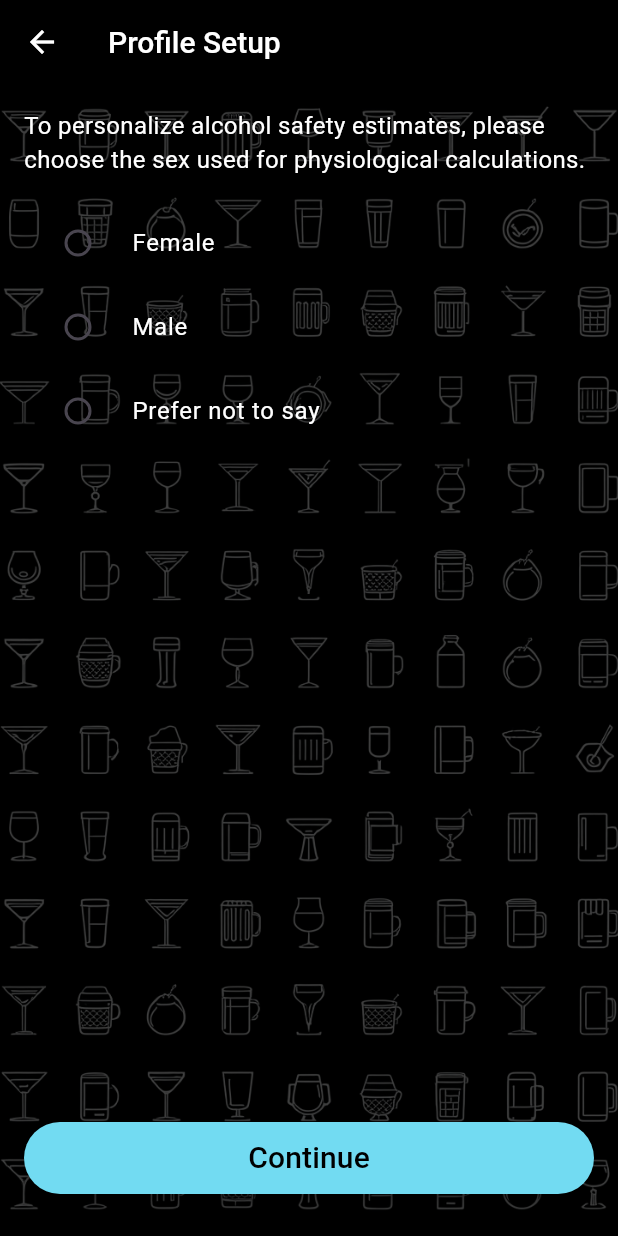
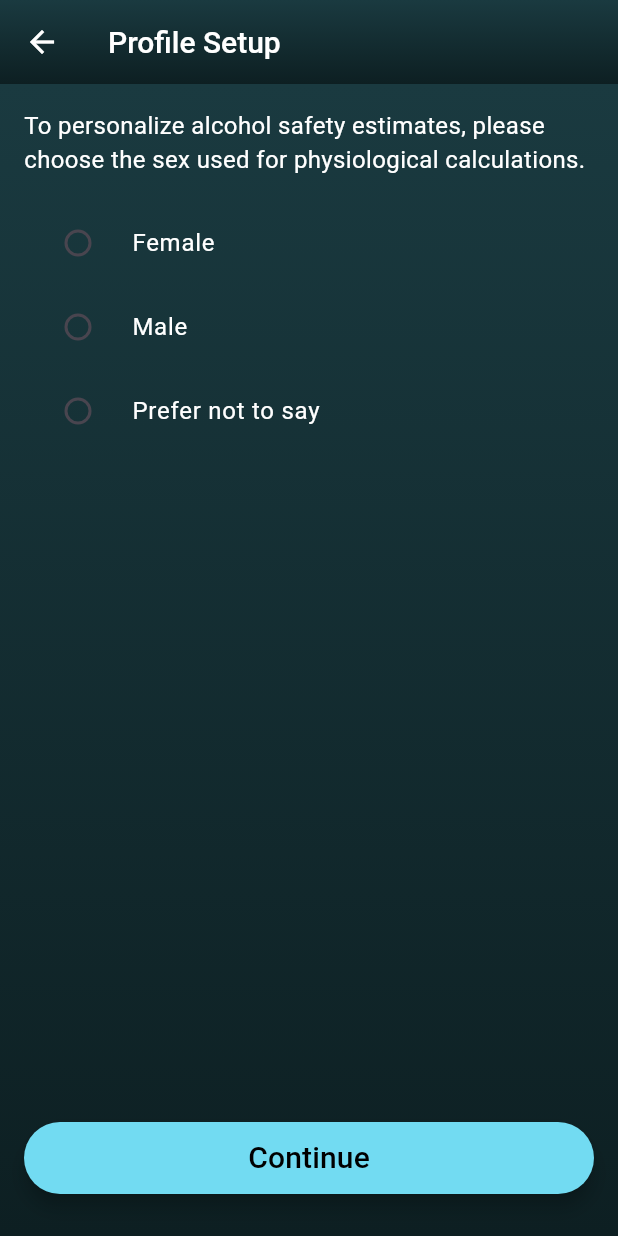
Before and after one commit to torbenmueller/soberly, a Flutter app: the ProfileSetupScreen screen opened by its route, on a phone screen of 412 x 824 dp. Run offline on Flutter 3.47's test engine with Material 3 defaults, Android fonts, the light colour scheme and no system bars; our stand-ins replace cloud_firestore, firebase_auth, firebase_core, loading_overlay; accounts and stored records are empty.

Commit message:
Added a custom appbar widget

```diff
--- a/lib/constants.dart
+++ b/lib/constants.dart
@@ -3,9 +3,8 @@ import 'package:flutter/material.dart';
 const kPrimaryColor = Color(0xff72DBF2);
 const kSecondaryTextColor = Color(0xff757575);
 
-const kAppBackgroundImagePath = 'images/soberly_background_2.jpg';
-const kAppBackgroundOpacity = 0.25;
-const kAppBackgroundBaseColor = Colors.black;
+const kAppBackgroundBaseColor = Color(0xff0d1f22);
+const kAppBackgroundGradient = [Color(0xff1a3a40), Color(0xff0d1f22)];
 
 const kEdgeInsetsAll = EdgeInsets.all(16);
 const kEdgeInsetsSymmetricHorizontal = EdgeInsets.symmetric(horizontal: 24);
--- a/lib/main.dart
+++ b/lib/main.dart
@@ -32,7 +32,6 @@ class Soberly extends StatelessWidget {
           },
         ),
         appBarTheme: const AppBarTheme(
-          backgroundColor: Colors.black,
           foregroundColor: Colors.white,
           iconTheme: IconThemeData(color: Colors.white),
           actionsIconTheme: IconThemeData(color: Colors.white),
--- a/lib/screens/profile_setup_screen.dart
+++ b/lib/screens/profile_setup_screen.dart
@@ -7,6 +7,7 @@ import 'package:soberly/services/user_profile_repository.dart';
 import 'package:soberly/components/app_button.dart';
 import 'package:soberly/constants.dart';
 import 'package:soberly/widgets/app_background.dart';
+import 'package:soberly/widgets/soberly_app_bar.dart';
 
 class ProfileSetupScreen extends StatefulWidget {
   static const String id = 'profile_setup_screen';
@@ -116,7 +117,7 @@ class _ProfileSetupScreenState extends State<ProfileSetupScreen> {
   @override
   Widget build(BuildContext context) {
     return Scaffold(
-      appBar: AppBar(
+      appBar: SoberlyAppBar(
         title: Text(_isOpenedFromSettings ? 'Edit Profile' : 'Profile Setup'),
       ),
       body: AppBackground(
--- a/lib/screens/tracking_screen.dart
+++ b/lib/screens/tracking_screen.dart
@@ -6,6 +6,7 @@ import 'package:soberly/widgets/tracking/add_new_drink.dart';
 import 'package:soberly/widgets/tracking/tracking_entries_section.dart';
 import 'package:soberly/constants.dart';
 import 'package:soberly/widgets/app_background.dart';
+import 'package:soberly/widgets/soberly_app_bar.dart';
 
 class TrackingScreen extends StatefulWidget {
   static const String id = 'tracking_screen';
@@ -184,8 +185,8 @@ class _TrackingScreenState extends State<TrackingScreen> {
   @override
   Widget build(BuildContext context) {
     return Scaffold(
-      appBar: AppBar(
-        leading: null,
+      appBar: SoberlyAppBar(
+        automaticallyImplyLeading: false,
         actions: <Widget>[
           IconButton(
             icon: const Icon(Icons.manage_accounts),
@@ -201,14 +202,10 @@ class _TrackingScreenState extends State<TrackingScreen> {
             onPressed: () => _controller.signOut(context),
           ),
         ],
-        title: Row(
-          mainAxisAlignment: MainAxisAlignment.center,
-          children: [
-            SizedBox(
-              height: 40.0,
-              child: Image.asset('images/soberly_logo.png'),
-            ),
-          ],
+        centerTitle: true,
+        title: SizedBox(
+          height: 40.0,
+          child: Image.asset('images/soberly_logo.png'),
         ),
       ),
       floatingActionButton: SizedBox.square(
--- a/lib/screens/welcome_screen.dart
+++ b/lib/screens/welcome_screen.dart
@@ -22,7 +22,6 @@ class _WelcomeScreenState extends State<WelcomeScreen>
   late final AnimationController controller;
   late final Animation<Color?> animation;
   Timer? _authForwardTimer;
-  bool _didPrecacheBackground = false;
 
   void _forwardIfAuthenticated() {
     WidgetsBinding.instance.addPostFrameCallback((_) {
@@ -47,7 +46,7 @@ class _WelcomeScreenState extends State<WelcomeScreen>
       vsync: this,
     );
     animation = ColorTween(
-      begin: Color(0xff284C54),
+      begin: const Color(0xff1a3a40),
       end: kAppBackgroundBaseColor,
     ).animate(controller);
     controller.forward();
@@ -59,16 +58,6 @@ class _WelcomeScreenState extends State<WelcomeScreen>
     _authForwardTimer?.cancel();
     controller.dispose();
     super.dispose();
-  }
-
-  @override
-  void didChangeDependencies() {
-    super.didChangeDependencies();
-    if (_didPrecacheBackground) {
-      return;
-    }
-    _didPrecacheBackground = true;
-    precacheImage(const AssetImage(kAppBackgroundImagePath), context);
   }
 
   @override
@@ -93,7 +82,7 @@ class _WelcomeScreenState extends State<WelcomeScreen>
             ),
             const SizedBox(height: 24.0),
             Text(
-              'Track your alcohol intake and stay mindful of your habits with Soberly. No level of alcohol consumption is completely risk-free.',
+              'Track your drinking mindfully, set personal goals, and build healthier habits - one day at a time.',
               textAlign: TextAlign.center,
               style: TextStyle(fontSize: 18.0, color: Colors.white),
             ),
--- a/lib/widgets/app_background.dart
+++ b/lib/widgets/app_background.dart
@@ -3,29 +3,18 @@ import 'package:soberly/constants.dart';
 
 class AppBackground extends StatelessWidget {
   final Widget child;
-  final String imagePath;
-  final double imageOpacity;
-  final Color baseColor;
-  final BoxFit fit;
+  final List<Color>? gradientColors;
 
-  const AppBackground({
-    super.key,
-    required this.child,
-    this.imagePath = kAppBackgroundImagePath,
-    this.imageOpacity = kAppBackgroundOpacity,
-    this.baseColor = kAppBackgroundBaseColor,
-    this.fit = BoxFit.cover,
-  });
+  const AppBackground({super.key, required this.child, this.gradientColors});
 
   @override
   Widget build(BuildContext context) {
     return Container(
       decoration: BoxDecoration(
-        color: baseColor,
-        image: DecorationImage(
-          image: AssetImage(imagePath),
-          fit: fit,
-          opacity: imageOpacity,
+        gradient: LinearGradient(
+          begin: Alignment.topCenter,
+          end: Alignment.bottomCenter,
+          colors: gradientColors ?? kAppBackgroundGradient,
         ),
       ),
       child: child,
--- /dev/null
+++ b/lib/widgets/soberly_app_bar.dart
@@ -0,0 +1,48 @@
+import 'package:flutter/material.dart';
+import 'package:soberly/widgets/app_background.dart';
+
+class SoberlyAppBar extends StatelessWidget implements PreferredSizeWidget {
+  final Widget? title;
+  final bool centerTitle;
+  final Widget? leading;
+  final bool automaticallyImplyLeading;
+  final List<Widget>? actions;
+  final PreferredSizeWidget? bottom;
+  final List<Color>? gradientColors;
+
+  const SoberlyAppBar({
+    super.key,
+    this.title,
+    this.centerTitle = false,
+    this.leading,
+    this.automaticallyImplyLeading = true,
+    this.actions,
+    this.bottom,
+    this.gradientColors,
+  });
+
+  @override
+  Size get preferredSize =>
+      Size.fromHeight(kToolbarHeight + (bottom?.preferredSize.height ?? 0));
+
+  @override
+  Widget build(BuildContext context) {
+    return AppBar(
+      title: title,
+      centerTitle: centerTitle,
+      leading: leading,
+      automaticallyImplyLeading: automaticallyImplyLeading,
+      actions: actions,
+      bottom: bottom,
+      backgroundColor: Colors.transparent,
+      elevation: 0,
+      shadowColor: Colors.transparent,
+      surfaceTintColor: Colors.transparent,
+      scrolledUnderElevation: 0,
+      flexibleSpace: AppBackground(
+        gradientColors: gradientColors,
+        child: const SizedBox.expand(),
+      ),
+    );
+  }
+}
```
Also changed, not shown: images/soberly_background_2.jpg (deleted).
